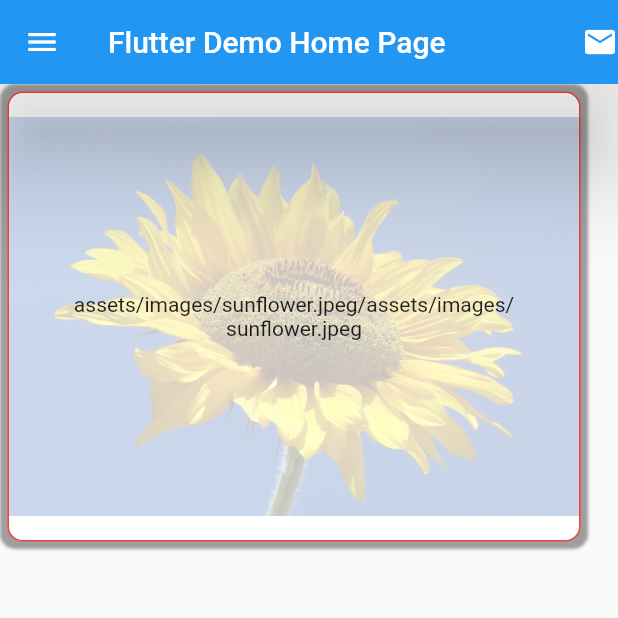
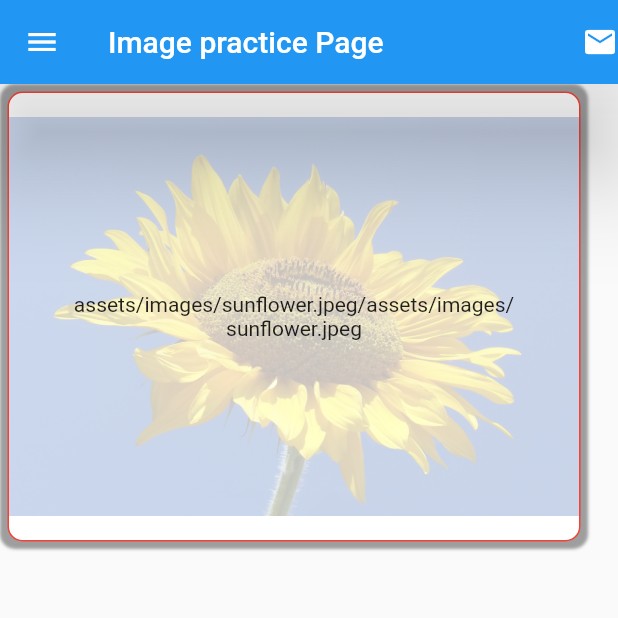
Before and after one commit to thinkofyashh/imagepractice, a Flutter app: the screen it shows after launch, on a phone screen of 412 x 824 dp, the top half of it. Run offline on Flutter 3.47's test engine with Material 2 defaults, Android fonts, the phone set to English and light mode, and no system bars.

Commit message:
change title

```diff
--- a/lib/main.dart
+++ b/lib/main.dart
@@ -12,7 +12,7 @@ class MyApp extends StatelessWidget {
   Widget build(BuildContext context) {
     return MaterialApp(
       title: 'Flutter Demo',
-      home: const MyHomePage(title: 'Flutter Demo Home Page'),
+      home: const MyHomePage(title: 'Image practice Page'),
     );
   }
 }
```
